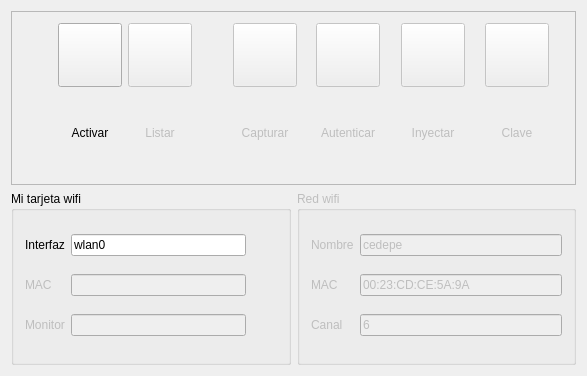
shoden/qaircrack, file qaircrack.ui: the form before one commit.
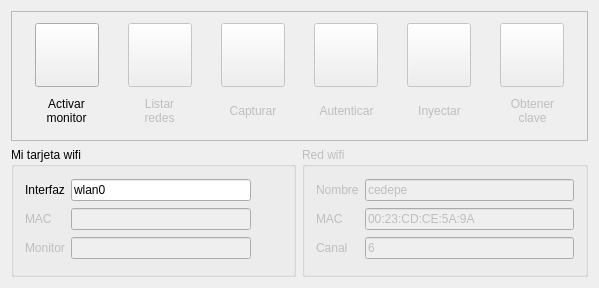
The form after the commit. Icons and pictures are not drawn.

Diff of the .ui file:
```diff
--- a/qaircrack.ui
+++ b/qaircrack.ui
@@ -6,8 +6,8 @@
    <rect>
     <x>0</x>
     <y>0</y>
-    <width>587</width>
-    <height>376</height>
+    <width>599</width>
+    <height>288</height>
    </rect>
   </property>
   <property name="windowTitle">
@@ -27,19 +27,6 @@
       <enum>QFrame::Raised</enum>
      </property>
      <layout class="QGridLayout" name="gridLayout">
-      <item row="0" column="0">
-       <spacer name="horizontalSpacer_6">
-        <property name="orientation">
-         <enum>Qt::Horizontal</enum>
-        </property>
-        <property name="sizeHint" stdset="0">
-         <size>
-          <width>40</width>
-          <height>20</height>
-         </size>
-        </property>
-       </spacer>
-      </item>
       <item row="0" column="1">
        <widget class="QPushButton" name="monitorButton">
         <property name="minimumSize">
@@ -81,20 +68,7 @@
         </property>
        </widget>
       </item>
-      <item row="0" column="2">
-       <spacer name="horizontalSpacer">
-        <property name="orientation">
-         <enum>Qt::Horizontal</enum>
-        </property>
-        <property name="sizeHint" stdset="0">
-         <size>
-          <width>5</width>
-          <height>20</height>
-         </size>
-        </property>
-       </spacer>
-      </item>
-      <item row="0" column="3">
+      <item row="0" column="4">
        <widget class="QPushButton" name="listButton">
         <property name="enabled">
          <bool>false</bool>
@@ -132,20 +106,7 @@
         </property>
        </widget>
       </item>
-      <item row="0" column="4">
-       <spacer name="horizontalSpacer_7">
-        <property name="orientation">
-         <enum>Qt::Horizontal</enum>
-        </property>
-        <property name="sizeHint" stdset="0">
-         <size>
-          <width>40</width>
-          <height>20</height>
-         </size>
-        </property>
-       </spacer>
-      </item>
-      <item row="0" column="5">
+      <item row="0" column="7">
        <widget class="QPushButton" name="captureButton">
         <property name="enabled">
          <bool>false</bool>
@@ -180,20 +141,7 @@
         </property>
        </widget>
       </item>
-      <item row="0" column="6">
-       <spacer name="horizontalSpacer_2">
-        <property name="orientation">
-         <enum>Qt::Horizontal</enum>
-        </property>
-        <property name="sizeHint" stdset="0">
-         <size>
-          <width>19</width>
-          <height>61</height>
-         </size>
-        </property>
-       </spacer>
-      </item>
-      <item row="0" column="7">
+      <item row="0" column="10">
        <widget class="QPushButton" name="authButton">
         <property name="enabled">
          <bool>false</bool>
@@ -228,20 +176,7 @@
         </property>
        </widget>
       </item>
-      <item row="0" column="8">
-       <spacer name="horizontalSpacer_3">
-        <property name="orientation">
-         <enum>Qt::Horizontal</enum>
-        </property>
-        <property name="sizeHint" stdset="0">
-         <size>
-          <width>20</width>
-          <height>61</height>
-         </size>
-        </property>
-       </spacer>
-      </item>
-      <item row="0" column="9">
+      <item row="0" column="13">
        <widget class="QPushButton" name="inyectButton">
         <property name="enabled">
          <bool>false</bool>
@@ -276,20 +211,7 @@
         </property>
        </widget>
       </item>
-      <item row="0" column="10">
-       <spacer name="horizontalSpacer_4">
-        <property name="orientation">
-         <enum>Qt::Horizontal</enum>
-        </property>
-        <property name="sizeHint" stdset="0">
-         <size>
-          <width>19</width>
-          <height>61</height>
-         </size>
-        </property>
-       </spacer>
-      </item>
-      <item row="0" column="11">
+      <item row="0" column="16">
        <widget class="QPushButton" name="keyButton">
         <property name="enabled">
          <bool>false</bool>
@@ -324,23 +246,11 @@
         </property>
        </widget>
       </item>
-      <item row="0" column="12">
-       <spacer name="horizontalSpacer_5">
-        <property name="orientation">
-         <enum>Qt::Horizontal</enum>
-        </property>
-        <property name="sizeHint" stdset="0">
-         <size>
-          <width>20</width>
-          <height>61</height>
-         </size>
-        </property>
-       </spacer>
-      </item>
-      <item row="1" column="1">
+      <item row="1" column="0" colspan="3">
        <widget class="QLabel" name="monitorLabel">
         <property name="text">
-         <string>Activar</string>
+         <string>Activar
+monitor</string>
         </property>
         <property name="alignment">
          <set>Qt::AlignCenter</set>
@@ -353,23 +263,30 @@
         </property>
        </widget>
       </item>
-      <item row="1" column="3">
+      <item row="1" column="3" colspan="3">
        <widget class="QLabel" name="listLabel">
         <property name="enabled">
          <bool>false</bool>
         </property>
         <property name="text">
-         <string>Listar</string>
+         <string>Listar
+redes</string>
+        </property>
+        <property name="scaledContents">
+         <bool>false</bool>
         </property>
         <property name="alignment">
          <set>Qt::AlignCenter</set>
         </property>
+        <property name="wordWrap">
+         <bool>true</bool>
+        </property>
         <property name="margin">
          <number>6</number>
         </property>
        </widget>
       </item>
-      <item row="1" column="5">
+      <item row="1" column="6" colspan="3">
        <widget class="QLabel" name="captureLabel">
         <property name="enabled">
          <bool>false</bool>
@@ -382,7 +299,7 @@
         </property>
        </widget>
       </item>
-      <item row="1" column="7">
+      <item row="1" column="9" colspan="3">
        <widget class="QLabel" name="authLabel">
         <property name="enabled">
          <bool>false</bool>
@@ -395,7 +312,7 @@
         </property>
        </widget>
       </item>
-      <item row="1" column="9">
+      <item row="1" column="12" colspan="3">
        <widget class="QLabel" name="inyectLabel">
         <property name="enabled">
          <bool>false</bool>
@@ -408,19 +325,179 @@
         </property>
        </widget>
       </item>
-      <item row="1" column="11">
+      <item row="1" column="15" colspan="3">
        <widget class="QLabel" name="keyLabel">
         <property name="enabled">
          <bool>false</bool>
         </property>
         <property name="text">
-         <string>Clave</string>
+         <string>Obtener
+clave</string>
         </property>
         <property name="alignment">
          <set>Qt::AlignCenter</set>
         </property>
+        <property name="wordWrap">
+         <bool>true</bool>
+        </property>
        </widget>
       </item>
+      <item row="0" column="2">
+       <spacer name="horizontalSpacer">
+        <property name="orientation">
+         <enum>Qt::Horizontal</enum>
+        </property>
+        <property name="sizeHint" stdset="0">
+         <size>
+          <width>40</width>
+          <height>20</height>
+         </size>
+        </property>
+       </spacer>
+      </item>
+      <item row="0" column="0">
+       <spacer name="horizontalSpacer_2">
+        <property name="orientation">
+         <enum>Qt::Horizontal</enum>
+        </property>
+        <property name="sizeHint" stdset="0">
+         <size>
+          <width>40</width>
+          <height>20</height>
+         </size>
+        </property>
+       </spacer>
+      </item>
+      <item row="0" column="3">
+       <spacer name="horizontalSpacer_5">
+        <property name="orientation">
+         <enum>Qt::Horizontal</enum>
+        </property>
+        <property name="sizeHint" stdset="0">
+         <size>
+          <width>40</width>
+          <height>20</height>
+         </size>
+        </property>
+       </spacer>
+      </item>
+      <item row="0" column="5">
+       <spacer name="horizontalSpacer_3">
+        <property name="orientation">
+         <enum>Qt::Horizontal</enum>
+        </property>
+        <property name="sizeHint" stdset="0">
+         <size>
+          <width>40</width>
+          <height>20</height>
+         </size>
+        </property>
+       </spacer>
+      </item>
+      <item row="0" column="6">
+       <spacer name="horizontalSpacer_4">
+        <property name="orientation">
+         <enum>Qt::Horizontal</enum>
+        </property>
+        <property name="sizeHint" stdset="0">
+         <size>
+          <width>40</width>
+          <height>20</height>
+         </size>
+        </property>
+       </spacer>
+      </item>
+      <item row="0" column="8">
+       <spacer name="horizontalSpacer_6">
+        <property name="orientation">
+         <enum>Qt::Horizontal</enum>
+        </property>
+        <property name="sizeHint" stdset="0">
+         <size>
+          <width>40</width>
+          <height>20</height>
+         </size>
+        </property>
+       </spacer>
+      </item>
+      <item row="0" column="9">
+       <spacer name="horizontalSpacer_7">
+        <property name="orientation">
+         <enum>Qt::Horizontal</enum>
+        </property>
+        <property name="sizeHint" stdset="0">
+         <size>
+          <width>40</width>
+          <height>20</height>
+         </size>
+        </property>
+       </spacer>
+      </item>
+      <item row="0" column="11">
+       <spacer name="horizontalSpacer_8">
+        <property name="orientation">
+         <enum>Qt::Horizontal</enum>
+        </property>
+        <property name="sizeHint" stdset="0">
+         <size>
+          <width>40</width>
+          <height>20</height>
+         </size>
+        </property>
+       </spacer>
+      </item>
+      <item row="0" column="12">
+       <spacer name="horizontalSpacer_9">
+        <property name="orientation">
+         <enum>Qt::Horizontal</enum>
+        </property>
+        <property name="sizeHint" stdset="0">
+         <size>
+          <width>40</width>
+          <height>20</height>
+         </size>
+        </property>
+       </spacer>
+      </item>
+      <item row="0" column="17">
+       <spacer name="horizontalSpacer_10">
+        <property name="orientation">
+         <enum>Qt::Horizontal</enum>
+        </property>
+        <property name="sizeHint" stdset="0">
+         <size>
+          <width>40</width>
+          <height>20</height>
+         </size>
+        </property>
+       </spacer>
+      </item>
+      <item row="0" column="15">
+       <spacer name="horizontalSpacer_11">
+        <property name="orientation">
+         <enum>Qt::Horizontal</enum>
+        </property>
+        <property name="sizeHint" stdset="0">
+         <size>
+          <width>40</width>
+          <height>20</height>
+         </size>
+        </property>
+       </spacer>
+      </item>
+      <item row="0" column="14">
+       <spacer name="horizontalSpacer_12">
+        <property name="orientation">
+         <enum>Qt::Horizontal</enum>
+        </property>
+        <property name="sizeHint" stdset="0">
+         <size>
+          <width>40</width>
+          <height>20</height>
+         </size>
+        </property>
+       </spacer>
+      </item>
      </layout>
     </widget>
    </item>
```
